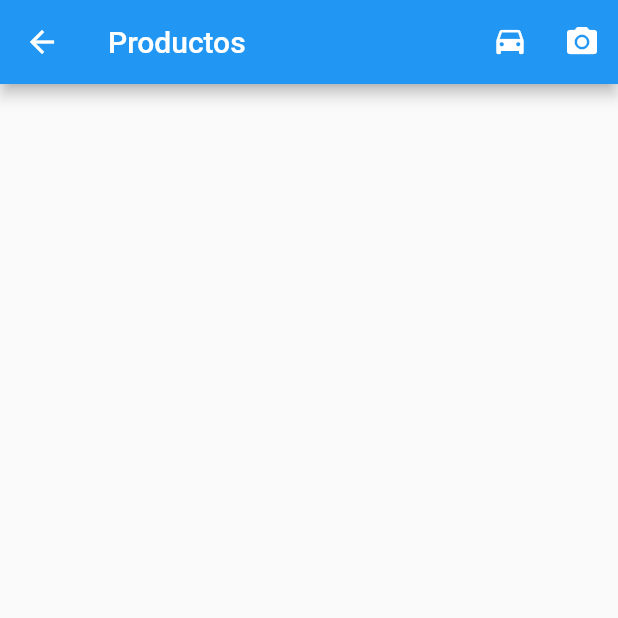
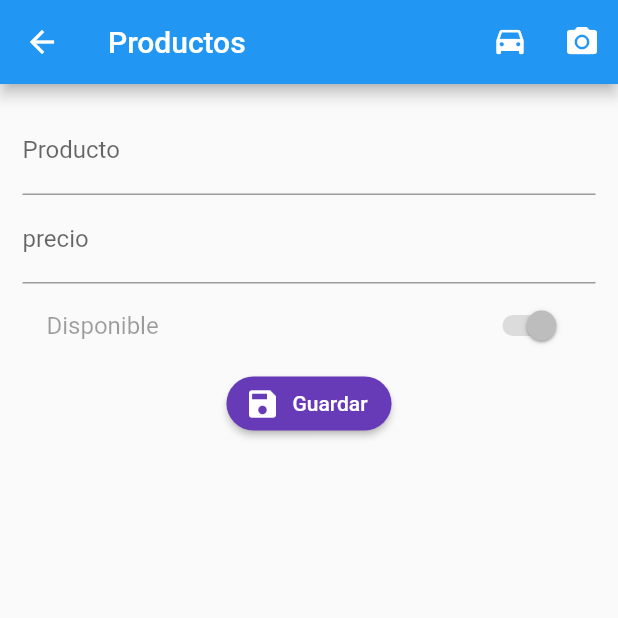
Before and after one commit to miguelCSM/blocPattern, a Flutter app: the ProductPage screen opened by its route, on a phone screen of 412 x 824 dp, the top half of it. Run offline on Flutter 3.47's test engine with Material 2 defaults, Android fonts, the phone set to English and light mode, and no system bars; our stand-ins replace rxdart.

```diff
--- /dev/null
+++ b/lib/src/models/product_model.dart
@@ -0,0 +1,36 @@
+// To parse this JSON data, do
+//
+//     final productModel = productModelFromJson(jsonString);
+import 'dart:convert';
+
+ProductModel productModelFromJson(String str) => ProductModel.fromJson(json.decode(str));
+
+String productModelToJson(ProductModel data) => json.encode(data.toJson());
+
+class ProductModel {
+    ProductModel({
+        this.id,
+        this.titulo = '',
+        this.valor = 0.0,
+        this.disponible= true,
+    });
+
+    String id;
+    String titulo;
+    double valor;
+    bool disponible;
+
+    factory ProductModel.fromJson(Map<String, dynamic> json) => ProductModel(
+        id: json["id"],
+        titulo: json["titulo"],
+        valor: json["valor"],
+        disponible: json["disponible"],
+    );
+
+    Map<String, dynamic> toJson() => {
+        "id": id,
+        "titulo": titulo,
+        "valor": valor,
+        "disponible": disponible,
+    };
+}
--- a/lib/src/pages/producto_page.dart
+++ b/lib/src/pages/producto_page.dart
@@ -1,4 +1,6 @@
 import 'package:flutter/material.dart';
+import 'package:formvalidation/src/models/product_model.dart';
+import 'package:formvalidation/src/utils/utils.dart' as utils;
 
 class ProductPage extends StatefulWidget {
   ProductPage({Key key}) : super(key: key);
@@ -8,6 +10,12 @@ class ProductPage extends StatefulWidget {
 }
 
 class _ProductPageState extends State<ProductPage> {
+  final formKey = GlobalKey<FormState>();
+
+  final producto = new ProductModel();
+
+
+
   @override
   Widget build(BuildContext context) {
     return Scaffold(
@@ -25,6 +33,81 @@ class _ProductPageState extends State<ProductPage> {
 
         ],
       ),
+      body: SingleChildScrollView(
+        child: Container(
+          padding: EdgeInsets.all(15.0),
+          child: Form(
+            child: Column(
+              children: <Widget>[
+                _crearNombre(),
+                _crearPrecio(),
+                _crearDisponible(),
+                _crearBoton()
+              ],
+            ),
+          ),
+        ),
+      ),
     );
   }
+
+  Widget _crearNombre() {
+    return TextFormField(
+      textCapitalization: TextCapitalization.sentences,
+      decoration: InputDecoration(labelText: 'Producto'),
+      validator: (value){
+        if(value.length<3){
+          return 'Ingrese un nombre mas grande';
+        }
+        else{
+          return null;
+        }
+      }
+    );
+  }
+
+  Widget _crearPrecio() {
+        return TextFormField(
+          keyboardType: TextInputType.numberWithOptions(decimal: true),
+      decoration: InputDecoration(labelText: 'precio'),
+      validator: (value){
+        if (utils.isNumeric(value)){
+          return null;
+        }
+        else{
+          return 'solo números';
+        }
+      }
+    );
+  }
+
+  Widget _crearDisponible() {
+    return SwitchListTile(
+      value:true,
+      title: Text('Disponible'),
+      activeColor: Colors.deepPurple,
+    );
+  }
+
+  Widget _crearBoton() {
+    return RaisedButton.icon(
+      shape: RoundedRectangleBorder(
+        borderRadius: BorderRadius.circular(20.0),),
+      color: Colors.deepPurple,
+      textColor: Colors.white,
+      label: Text('Guardar'),
+      icon : Icon(Icons.save),
+      onPressed: _submit,
+    );
+  }
+  void _submit(){
+    // Preguntar los estados validados
+    if(formKey.currentState.validate()) return;
+
+    formKey.currentState.save();
+
+    print('Todo fine');
+
+
+  }
 }
--- /dev/null
+++ b/lib/src/providers/productos_provider.dart
@@ -0,0 +1,21 @@
+import 'dart:convert';
+
+import 'package:formvalidation/src/models/product_model.dart';
+import 'package:http/http.dart' as http;
+
+class ProductosProvider{
+  final String _url = 'https://flutterdb-15ae7-default-rtdb.firebaseio.com';
+
+  Future<bool> crearProducto(ProductModel producto) async{
+    final url = Uri.http(_url, '/productos.json');
+
+    final resp = await http.post(url,body: productModelToJson(producto));
+
+    final decodeData = json.decode(resp.body);
+
+    print(decodeData);
+
+    return true;
+
+  }
+}
--- a/pubspec.yaml
+++ b/pubspec.yaml
@@ -29,6 +29,7 @@ dependencies:
   # Use with the CupertinoIcons class for iOS style icons.
   cupertino_icons: ^1.0.0
   rxdart : ^0.27.0
+  http:
 
 dev_dependencies:
   flutter_test:
```
Also changed, not shown: lib/src/utils/utils.dart (added, +7 -0 lines), pubspec.lock.
